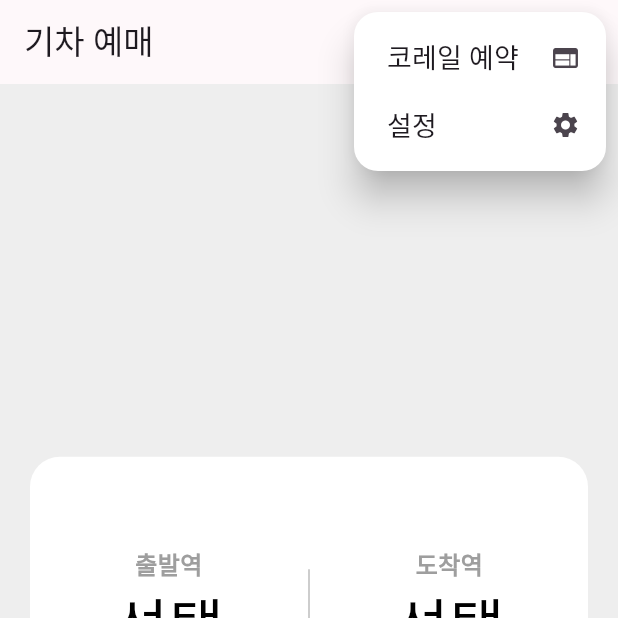
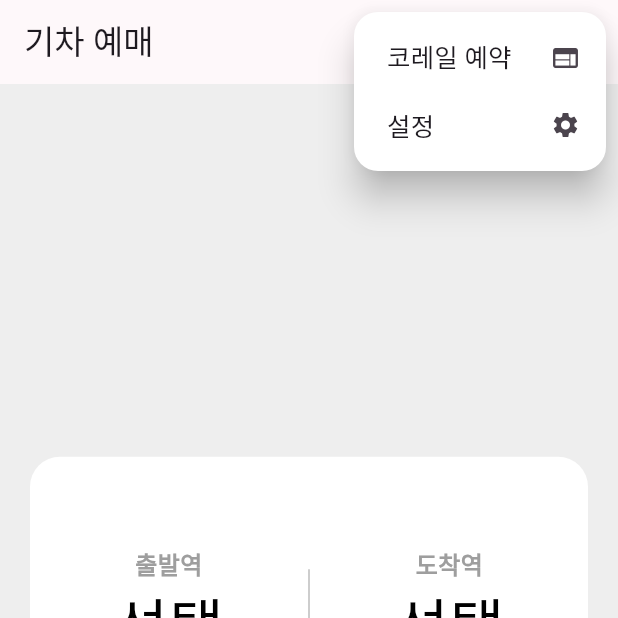
Before and after one commit to daehan-lim/flutter-train-app, a Flutter app: the screen it shows after launch, after a tap on an icon or button, on a phone screen of 412 x 824 dp, the top half of it. Run offline on Flutter 3.47's test engine with Material 3 defaults, Android fonts, the phone set to English and light mode, and no system bars; our stand-ins replace settings_ui, webview_flutter; generated files the repository leaves out were written again.

Commit message:
style(menu): Reduce menu item font size

```diff
--- a/lib/widgets/app_menu.dart
+++ b/lib/widgets/app_menu.dart
@@ -84,7 +84,7 @@ class AppMenu extends StatelessWidget {
         child: Row(
           mainAxisAlignment: MainAxisAlignment.spaceBetween,
           children: [
-            Text(label, style: TextStyle(fontSize: 18)),
+            Text(label, style: TextStyle(fontSize: 17)),
             Icon(icon, size: 20),
           ],
         ),
```
